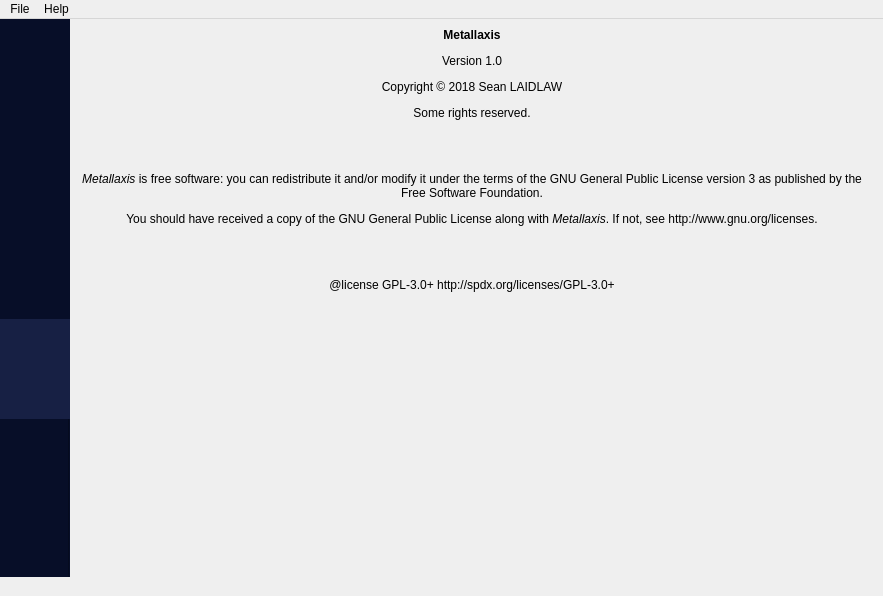
Qt form metallaxis/gui/MetallaxisGui.ui (seanlaidlaw/Metallaxis) before a commit.
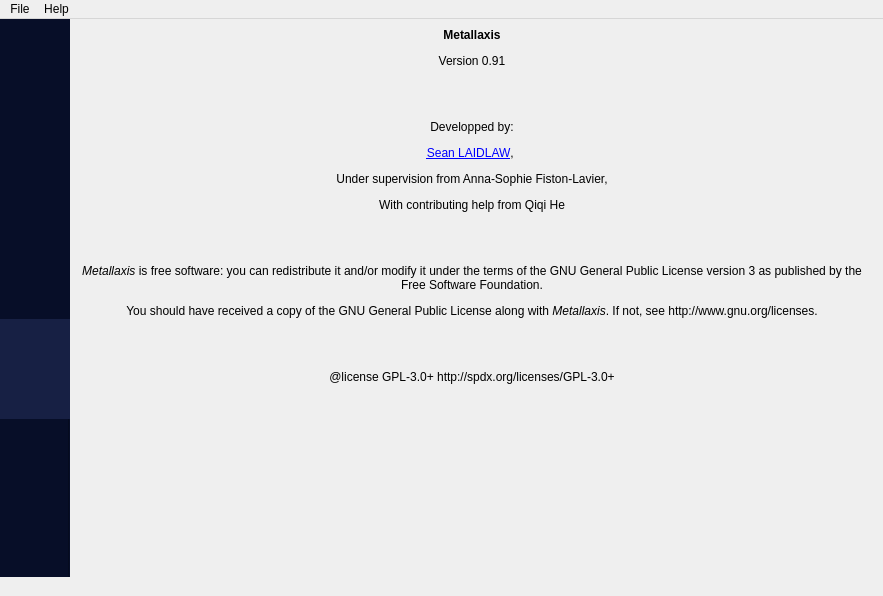
The same form after that commit.

Commit message: update about page with current authors and contributors

What changed in the file:
```diff
--- a/metallaxis/gui/MetallaxisGui.ui
+++ b/metallaxis/gui/MetallaxisGui.ui
@@ -610,7 +610,7 @@
           <item>
            <widget class="QLabel" name="label">
             <property name="text">
-             <string>&lt;html&gt;&lt;head/&gt;&lt;body&gt;&lt;p align=&quot;center&quot;&gt;&lt;span style=&quot; font-weight:600;&quot;&gt;Metallaxis&lt;/span&gt;&lt;/p&gt;&lt;p align=&quot;center&quot;&gt;Version 1.0&lt;/p&gt;&lt;p align=&quot;center&quot;&gt;Copyright © 2018 Sean LAIDLAW&lt;/p&gt;&lt;p align=&quot;center&quot;&gt;Some rights reserved.&lt;/p&gt;&lt;p align=&quot;center&quot;&gt;&lt;br/&gt;&lt;/p&gt;&lt;p align=&quot;center&quot;&gt;&lt;span style=&quot; font-style:italic;&quot;&gt;Metallaxis&lt;/span&gt; is free software: you can redistribute it and/or modify it under the terms of the GNU General Public License version 3 as published by the Free Software Foundation.&lt;/p&gt;&lt;p align=&quot;center&quot;&gt;You should have received a copy of the GNU General Public License along with &lt;span style=&quot; font-style:italic;&quot;&gt;Metallaxis&lt;/span&gt;. If not, see http://www.gnu.org/licenses.&lt;/p&gt;&lt;p align=&quot;center&quot;&gt;&lt;br/&gt;&lt;/p&gt;&lt;p align=&quot;center&quot;&gt;@license GPL-3.0+ http://spdx.org/licenses/GPL-3.0+&lt;/p&gt;&lt;/body&gt;&lt;/html&gt;</string>
+             <string>&lt;html&gt;&lt;head/&gt;&lt;body&gt;&lt;p align=&quot;center&quot;&gt;&lt;span style=&quot; font-weight:600;&quot;&gt;Metallaxis&lt;/span&gt;&lt;/p&gt;&lt;p align=&quot;center&quot;&gt;Version 0.91&lt;/p&gt;&lt;p align=&quot;center&quot;&gt;&lt;br/&gt;&lt;/p&gt;&lt;p align=&quot;center&quot;&gt;Developped by:&lt;/p&gt;&lt;p align=&quot;center&quot;&gt;&lt;a href=&quot;mailto::seanlaidlaw95@gmail.com&quot;&gt;&lt;span style=&quot; text-decoration: underline; color:#0000ff;&quot;&gt;Sean LAIDLAW&lt;/span&gt;&lt;/a&gt;, &lt;/p&gt;&lt;p align=&quot;center&quot;&gt;Under supervision from Anna-Sophie Fiston-Lavier,&lt;/p&gt;&lt;p align=&quot;center&quot;&gt;With contributing help from Qiqi He&lt;/p&gt;&lt;p align=&quot;center&quot;&gt;&lt;br/&gt;&lt;/p&gt;&lt;p align=&quot;center&quot;&gt;&lt;span style=&quot; font-style:italic;&quot;&gt;Metallaxis&lt;/span&gt; is free software: you can redistribute it and/or modify it under the terms of the GNU General Public License version 3 as published by the Free Software Foundation.&lt;/p&gt;&lt;p align=&quot;center&quot;&gt;You should have received a copy of the GNU General Public License along with &lt;span style=&quot; font-style:italic;&quot;&gt;Metallaxis&lt;/span&gt;. If not, see http://www.gnu.org/licenses.&lt;/p&gt;&lt;p align=&quot;center&quot;&gt;&lt;br/&gt;&lt;/p&gt;&lt;p align=&quot;center&quot;&gt;@license GPL-3.0+ http://spdx.org/licenses/GPL-3.0+&lt;/p&gt;&lt;/body&gt;&lt;/html&gt;</string>
             </property>
             <property name="scaledContents">
              <bool>true</bool>
@@ -618,6 +618,9 @@
             <property name="wordWrap">
              <bool>true</bool>
             </property>
+            <property name="margin">
+             <number>20</number>
+            </property>
             <property name="openExternalLinks">
              <bool>true</bool>
             </property>
```
